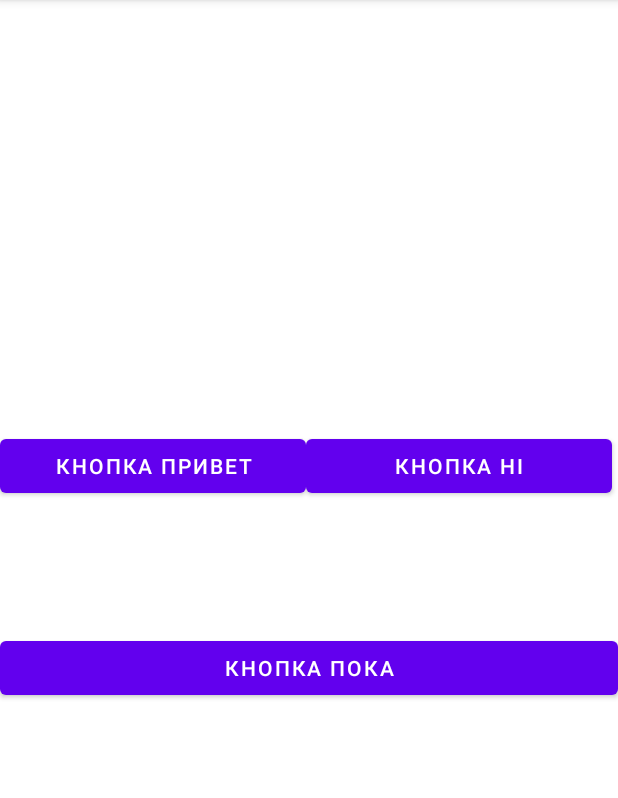
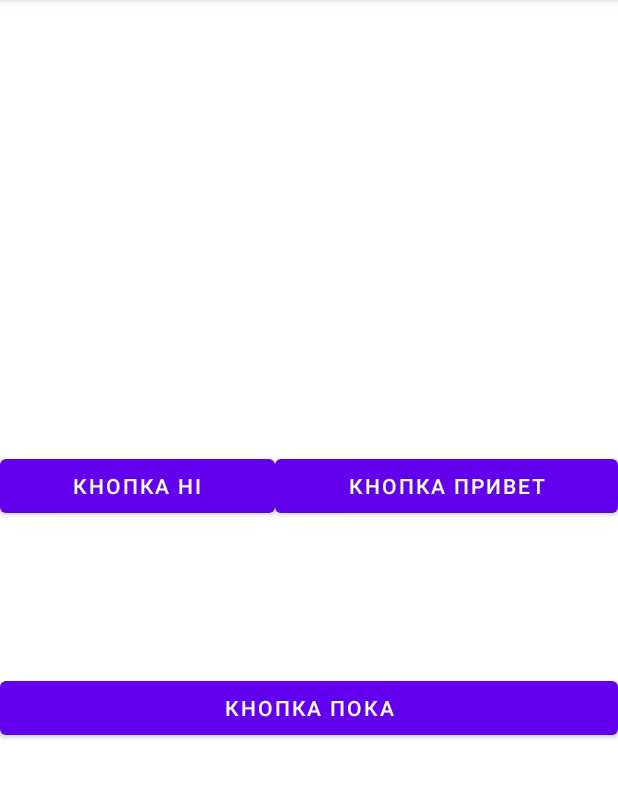
Before and after one commit to Fobos5892/SerafimApp2, an Android app: the screen it shows after launch (MainActivity), on a phone screen of 412 x 824 dp, the part 84-882 px from its top. Run offline under Robolectric (Android 15) with nearby library versions, the phone set to English and light mode, and no system bars.

Commit message:
Update 0.001

```diff
--- a/app/src/main/res/layout/activity_main.xml
+++ b/app/src/main/res/layout/activity_main.xml
@@ -1,5 +1,5 @@
 <?xml version="1.0" encoding="utf-8"?>
-<LinearLayout xmlns:android="http://schemas.android.com/apk/res/android"
+<LinearLayout  xmlns:android="http://schemas.android.com/apk/res/android"
     xmlns:app="http://schemas.android.com/apk/res-auto"
     xmlns:tools="http://schemas.android.com/tools"
     android:layout_width="match_parent"
@@ -8,45 +8,43 @@
     tools:context=".MainActivity">
 
     <LinearLayout
+        android:id="@+id/parent_Loyaout"
         android:layout_width="match_parent"
-        android:layout_height="421dp"
+        android:layout_height="wrap_content"
+        android:layout_marginTop="300dp"
+        android:gravity="center"
         android:orientation="horizontal">
 
         <Button
-            android:id="@+id/button_Hallo"
-            android:layout_width="204dp"
+            android:id="@+id/button_hi"
+            android:layout_width="wrap_content"
             android:layout_height="wrap_content"
-            android:layout_gravity="center"
-            android:layout_marginTop="100dp"
-            android:layout_marginLeft="0dp"
-            android:layout_marginRight="0dp"
-            android:text="Кнопка привет"
-            tools:layout_editor_absoluteX="113dp"
-            tools:layout_editor_absoluteY="269dp" />
+            android:layout_weight="1"
+            android:text="Кнопка Hi"
+            tools:ignore="ButtonStyle" />
 
         <Button
-            android:id="@+id/button_hi"
-            android:layout_width="204dp"
+            android:id="@+id/button_Hallo"
+            android:layout_width="wrap_content"
             android:layout_height="wrap_content"
-            android:layout_marginTop="100dp"
-            android:layout_gravity="center"
-            android:text="Кнопка Hi"
-            tools:layout_editor_absoluteX="113dp"
-            tools:layout_editor_absoluteY="403dp" />
+            android:layout_weight="1"
+            android:text="Кнопка привет"
+            tools:ignore="ButtonStyle"
+
+            />
+
     </LinearLayout>
 
     <Button
         android:id="@+id/button_bye"
         android:layout_width="match_parent"
         android:layout_height="wrap_content"
-        android:layout_gravity="center"
-        android:text="Кнопка Пока"
-        tools:layout_editor_absoluteX="107dp"
-        tools:layout_editor_absoluteY="516dp" />
+        android:layout_marginTop="100dp"
+        android:gravity="center"
+        app:layout_constraintBottom_toTopOf="@+id/parent_Loyaout"
+        android:text="Кнопка Пока" />
 
-    <LinearLayout
-        android:layout_width="match_parent"
-        android:layout_height="match_parent"
-        android:orientation="horizontal"></LinearLayout>
+
+
 
 </LinearLayout>
```
